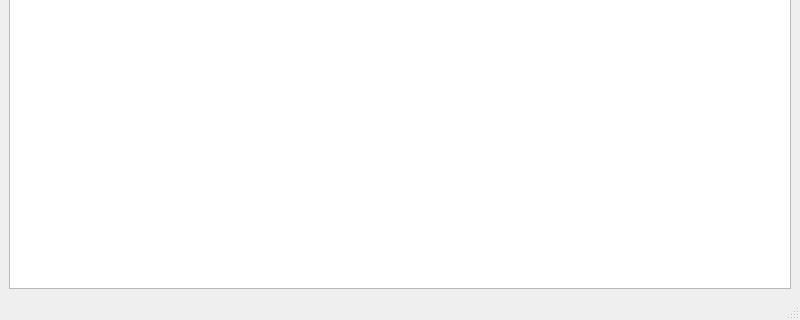
Above: mainwindow.ui from Faz0lek/vut-fit-icp before the change; both pictures show x 0 to 800 and y 280 to 600 of the 800 by 600 pixel window. Below: the same form after it.
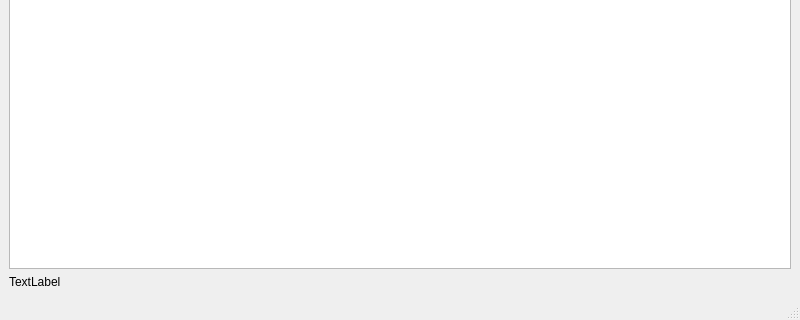
That is the form after the change.

```diff
--- a/mainwindow.ui
+++ b/mainwindow.ui
@@ -86,6 +86,13 @@
       </property>
      </widget>
     </item>
+    <item>
+     <widget class="QLabel" name="routeInfoLabel">
+      <property name="text">
+       <string>TextLabel</string>
+      </property>
+     </widget>
+    </item>
    </layout>
   </widget>
   <widget class="QStatusBar" name="statusbar"/>
```
